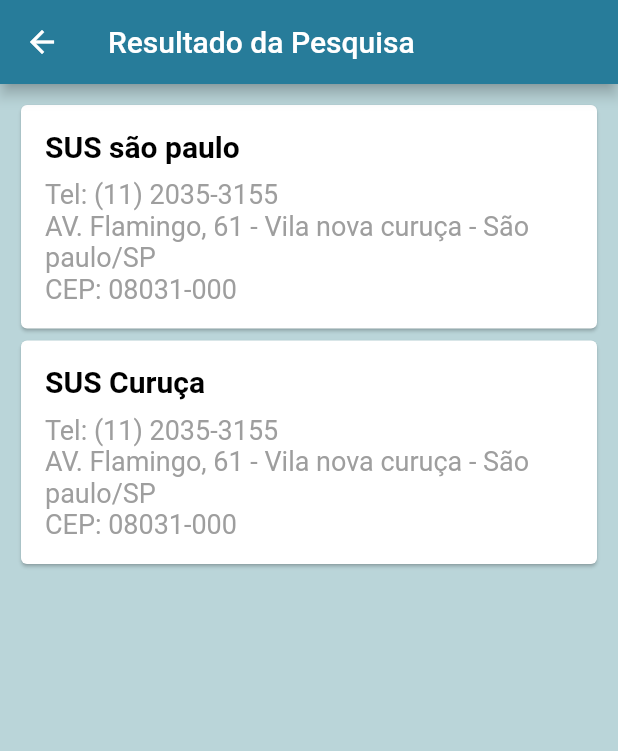
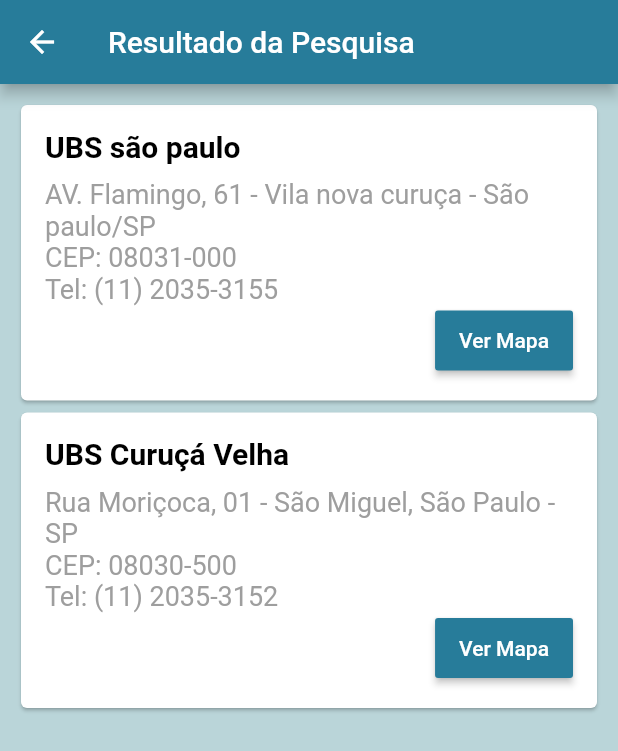
Before and after one commit to fabianoalves/IGTI_PA_DoacoesRemediosAPP, a Flutter app: the InstituicaoPesquisaResultPage screen opened by its route, on a phone screen of 412 x 824 dp. Shown: the top 751 px of the screen. Run offline on Flutter 3.47's test engine with Material 2 defaults, Android fonts, the phone set to English and light mode, and no system bars; our stand-ins replace google_maps_flutter.

```diff
--- a/lib/main.dart
+++ b/lib/main.dart
@@ -2,6 +2,7 @@ import 'package:doacoes_remedios/pages/instituicao.page.dart';
 import 'package:doacoes_remedios/pages/instituicao_indicacao.page.dart';
 import 'package:doacoes_remedios/pages/instituicao_pesquisa.page.dart';
 import 'package:doacoes_remedios/pages/instituicao_pesquisa_resultado.page.dart';
+import 'package:doacoes_remedios/pages/map.page.dart';
 import 'package:doacoes_remedios/pages/splash.page.dart';
 import 'package:doacoes_remedios/pages/usuario_recuperar_senha.page.dart';
 import 'package:doacoes_remedios/routes/app_routes.dart';
@@ -32,6 +33,7 @@ class MyApp extends StatelessWidget {
         AppRoutes.INSTITUICAO_PESQUISA_RESULT: (_) => InstituicaoPesquisaResultPage(),
         AppRoutes.INSTITUICAO_INDICACAO: (_) => InstituicaoIndicacaoPage(),
         AppRoutes.USER_RECUPERAR_SENHA: (_) => UsuarioRecuperarSenhaPage(),
+        AppRoutes.MAPA: (_) => MapPage(),
       },
     );
   }
--- a/lib/pages/instituicao_pesquisa_resultado.page.dart
+++ b/lib/pages/instituicao_pesquisa_resultado.page.dart
@@ -1,18 +1,19 @@
 import 'package:doacoes_remedios/models/instituicao.model.dart';
+import 'package:doacoes_remedios/routes/app_routes.dart';
 import 'package:flutter/material.dart';
 
 import '../style.colors.dart';
 
 const List<Instituicao> opcoes = const <Instituicao>[
-  const Instituicao(titulo: 'SUS são paulo',
+  const Instituicao(titulo: 'UBS são paulo',
   endereco: 'AV. Flamingo, 61 - Vila nova curuça - São paulo/SP',
   telefone: '(11) 2035-3155',
   cep: '08031-000'),
 
-    const Instituicao(titulo: 'SUS Curuça',
-  endereco: 'AV. Flamingo, 61 - Vila nova curuça - São paulo/SP',
-  telefone: '(11) 2035-3155',
-  cep: '08031-000'),
+    const Instituicao(titulo: 'UBS Curuçá Velha',
+  endereco: 'Rua Moriçoca, 01 - São Miguel, São Paulo - SP',
+  telefone: '(11) 2035-3152',
+  cep: '08030-500'),
 
 
 ];
@@ -51,9 +52,7 @@ class _InstituicaoPesquisaResultPageState extends State<InstituicaoPesquisaResul
   }
 
   Widget _instituicaoCard(BuildContext context, int index) {
-    return InkWell(
-      child: Card(
-
+    return  Card(
         child: Padding(
           padding: EdgeInsets.all(16.0),
           child: Column(
@@ -67,10 +66,6 @@ class _InstituicaoPesquisaResultPageState extends State<InstituicaoPesquisaResul
               ),
               Align(
                 alignment: Alignment.centerLeft,
-                child:Text("Tel: " + opcoes[index].telefone, style: TextStyle(color: Colors.grey, fontSize: 18)),
-              ),
-              Align(
-                alignment: Alignment.centerLeft,
                 child:Text(opcoes[index].endereco, style: TextStyle(color: Colors.grey, fontSize: 18)),
               ),
 
@@ -78,14 +73,30 @@ class _InstituicaoPesquisaResultPageState extends State<InstituicaoPesquisaResul
                 alignment: Alignment.centerLeft,
                 child:Text("CEP: " + opcoes[index].cep, style: TextStyle(color: Colors.grey, fontSize: 18)),
               ),
+              Align(
+                alignment: Alignment.centerLeft,
+                child:Text("Tel: " + opcoes[index].telefone, style: TextStyle(color: Colors.grey, fontSize: 18)),
+              ),
+              Align(
+                alignment: Alignment.centerRight,
+                child: ButtonTheme(
+                  height: 40.0,
+                  child: RaisedButton(
+                    onPressed: () => {
+                      Navigator.of(context).pushNamed(AppRoutes.MAPA)
+                    },
+                    child: Text("Ver Mapa",
+                      style: TextStyle(color: Colors.white),
+                    ),
+                    color: ThemeColors.PrimaryColor,
+                  ),
+                ),
+              ),
 
             ],
           ),
         ),
-      ),
-      onTap: () => {
+      );
 
-      },
-    );
   }
 }
--- a/lib/routes/app_routes.dart
+++ b/lib/routes/app_routes.dart
@@ -6,6 +6,6 @@ class AppRoutes {
   static const INSTITUICAO_PESQUISA = '/instituicao_pesquisa';
   static const INSTITUICAO_PESQUISA_RESULT = '/instituicao_pesquisa_resultado';
   static const INSTITUICAO_INDICACAO = '/instituicao_indicacao';
-
+  static const MAPA = '/mapa';
 
 }
--- a/lib/style.colors.dart
+++ b/lib/style.colors.dart
@@ -2,20 +2,10 @@ import 'dart:ui';
 import 'package:flutter/material.dart';
 
 class ThemeColors {
-  // static const Color TextColor1 = Color.fromRGBO(0, 0, 0, 1);
-  // static const Color TextColor2 = Colors.white;
-  // static const Color TextColor3 = Color.fromRGBO(39, 124, 154, 1);
-  // static const Color ButtonColor1 = Color.fromRGBO(39, 124, 154, 1);
-  // static const Color ButtonColor2 = Color.fromRGBO(117, 183, 235, 1);
   static const Color LoginBackGround = Color.fromRGBO(247, 247, 247, 1);
-
-  static const Color BlackColor = Colors.black87;//Color.fromRGBO(0, 0, 0, 1);
+  static const Color BlackColor = Colors.black87;
   static const Color WhiteColor = Colors.white;
-
   static const Color PrimaryColor = Color.fromRGBO(39, 124, 154, 1);
   static const Color AppBarColor = Color.fromRGBO(39, 124, 154, 1);
   static const Color LabelInputForm = Color.fromRGBO(39, 124, 154, 1);
-
-  //static const Color PrimaryColor = Color.fromRGBO(117, 183, 235, 1);
-  //static const Color PrimaryColor = Color.fromRGBO(117, 183, 235, 1);
 }
--- a/pubspec.yaml
+++ b/pubspec.yaml
@@ -24,6 +24,7 @@ dependencies:
   http: 0.12.2
   flutter:
     sdk: flutter
+  google_maps_flutter: ^0.5.25+1
 
 
 
```
Also changed, not shown: lib/pages/map.page.dart (added, +63 -0 lines), pubspec.lock, 1 other file.
